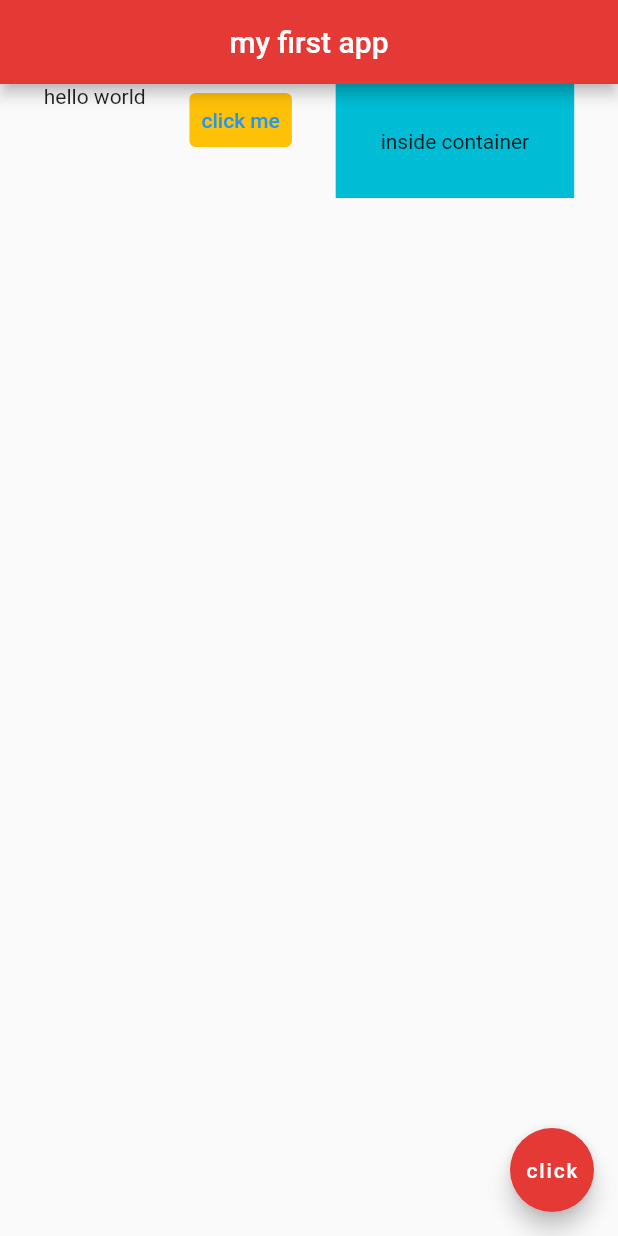
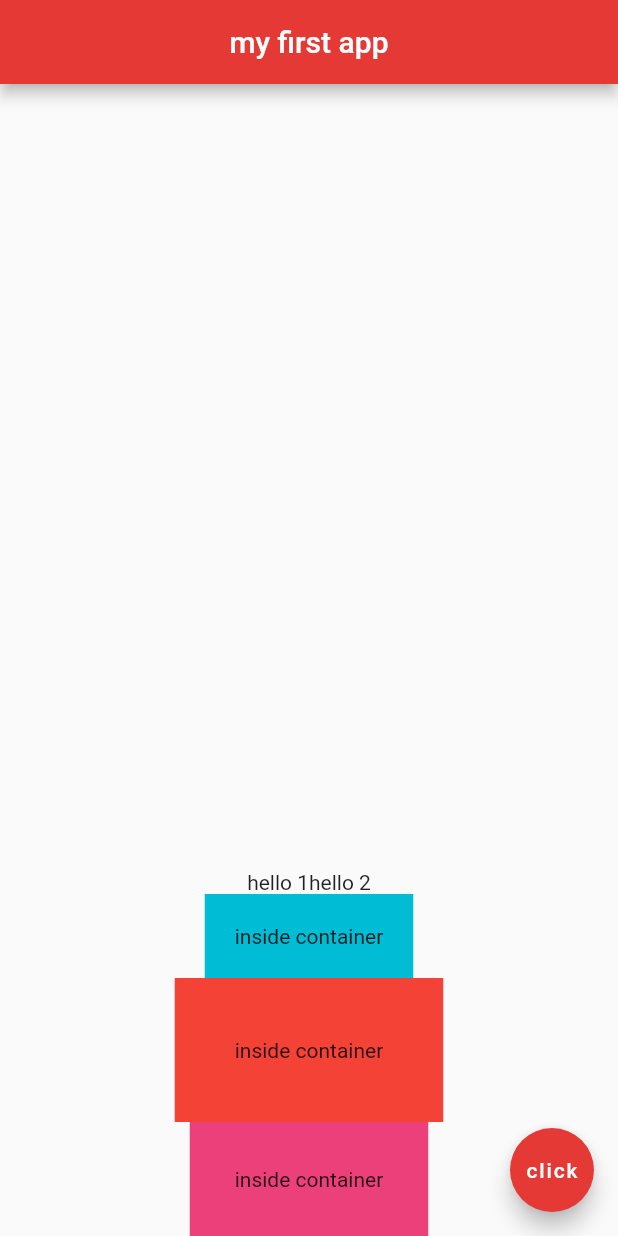
Before and after one commit to kaglet/Kwiz, a Flutter app: the screen it shows after launch, on a phone screen of 412 x 824 dp. Run offline on Flutter 3.47's test engine with Material 2 defaults, Android fonts, the phone set to English and light mode, and no system bars.

Commit message:
Add row widget nested in column widget

```diff
--- a/lib/main.dart
+++ b/lib/main.dart
@@ -17,20 +17,29 @@ class Home extends StatelessWidget {
         centerTitle: true,
         backgroundColor: Colors.red[600],
       ),
-      body: Row(
-        mainAxisAlignment: MainAxisAlignment.spaceEvenly,
-        crossAxisAlignment: CrossAxisAlignment.start,
+      body: Column(
+        mainAxisAlignment: MainAxisAlignment.end,
+        crossAxisAlignment: CrossAxisAlignment.center,
         children: <Widget>[
-          Text('hello world'),
-          TextButton(
-            onPressed: () {},
-            style: ButtonStyle(
-              backgroundColor: MaterialStateProperty.all(Colors.amber),
-            ),
-            child: Text('click me'),
+          Row(
+            mainAxisAlignment: MainAxisAlignment.center,
+            children: <Widget>[
+              Text('hello 1'),
+              Text('hello 2'),
+            ],
           ),
           Container(
             color: Colors.cyan,
+            padding: EdgeInsets.all(20.0),
+            child: Text('inside container'),
+          ),
+          Container(
+            color: Colors.red.shade500,
+            padding: EdgeInsets.all(40.0),
+            child: Text('inside container'),
+          ),
+          Container(
+            color: Colors.pink.shade400,
             padding: EdgeInsets.all(30.0),
             child: Text('inside container'),
           )
```
